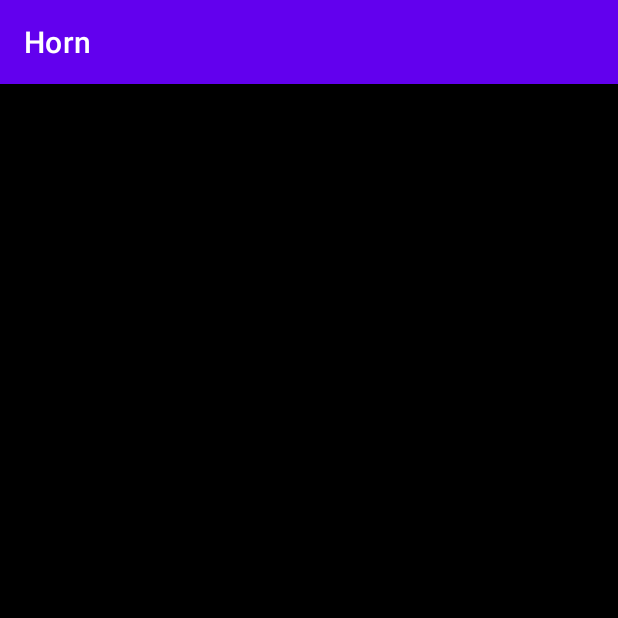
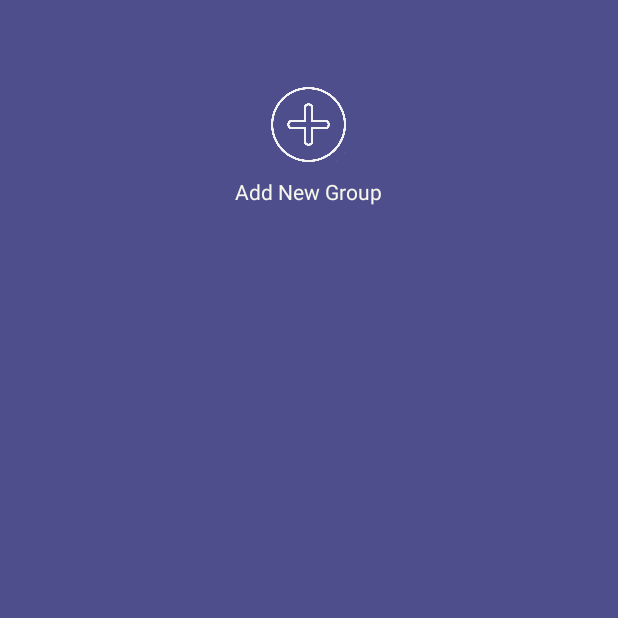
Before and after one commit to StratosMylonas/Horn, an Android app: the screen it shows after launch (MainActivity), on a phone screen of 412 x 824 dp, the top half of it. Run offline under Robolectric (Android 15) with nearby library versions, the phone set to English and light mode, and no system bars.

Commit message:
first day, added custom listView, local database, colors, themes and app logo

```diff
--- a/app/src/main/java/com/stratos/horn/MainActivity.java
+++ b/app/src/main/java/com/stratos/horn/MainActivity.java
@@ -1,14 +1,77 @@
 package com.stratos.horn;
 
+import androidx.appcompat.app.AlertDialog;
 import androidx.appcompat.app.AppCompatActivity;
 
+import android.database.Cursor;
+import android.database.sqlite.SQLiteDatabase;
+import android.graphics.Color;
+import android.graphics.drawable.ColorDrawable;
 import android.os.Bundle;
+import android.view.View;
+import android.view.Window;
+import android.widget.EditText;
+import android.widget.ImageButton;
+import android.widget.ListView;
+import android.widget.Toast;
+
+import java.util.Objects;
 
 public class MainActivity extends AppCompatActivity {
 
+    String[] groupName;
+
     @Override
     protected void onCreate(Bundle savedInstanceState) {
+        requestWindowFeature(Window.FEATURE_NO_TITLE);          //will hide the title
+        Objects.requireNonNull(getSupportActionBar()).hide();   //hide the title bar
+
         super.onCreate(savedInstanceState);
         setContentView(R.layout.activity_main);
+
+        //initialise local database, if not exists
+        SQLiteDatabase database = openOrCreateDatabase("escape_control", MODE_PRIVATE, null);
+        database.execSQL("CREATE TABLE IF NOT EXISTS Groups(id INT, group_name VARCHAR(20));");
+
+        Cursor cursor = database.rawQuery("SELECT group_name FROM Groups", null);
+        if (cursor.moveToFirst()){
+            groupName = cursor.getColumnNames();
+            GroupListAdapter adapter = new GroupListAdapter(this, groupName);
+            ListView groupList = findViewById(R.id.groupListView);
+            groupList.setAdapter(adapter);
+        }
+        else{
+            Toast.makeText(this, "Create your first group of friends", Toast.LENGTH_LONG).show();
+        }
+
+        ImageButton imageButton = findViewById(R.id.addNewGroup);
+        imageButton.setOnClickListener(v -> {
+            AlertDialog.Builder builder = new AlertDialog.Builder(MainActivity.this);
+            final View customLayout = getLayoutInflater().inflate(R.layout.add_new_group_layout, null);
+            final EditText editText = customLayout.findViewById(R.id.editTextGroupName);
+
+            builder.setView(customLayout);
+            builder.setCancelable(true);
+            builder.setPositiveButton("OK", (dialogInterface, i) -> {
+                sendDialogDataToActivity(editText.getText().toString(), database);
+                database.close();
+            });
+            builder.setNegativeButton("Cancel", (dialogInterface, i) -> {
+                database.close();
+            });
+
+            AlertDialog dialog = builder.create();
+            dialog.getWindow().setBackgroundDrawable(new ColorDrawable(Color.TRANSPARENT));
+            dialog.show();
+        });
+
+        cursor.close();
+    }
+
+    private void sendDialogDataToActivity(String data, SQLiteDatabase database){
+        if (data.length() > 0)
+            database.execSQL("INSERT INTO Groups (group_name) VALUES ('" + data + "')");
+        else
+            Toast.makeText(this, "Please enter a group name", Toast.LENGTH_SHORT).show();
     }
 }
--- /dev/null
+++ b/app/src/main/res/drawable/layout_bg.xml
@@ -0,0 +1,6 @@
+<?xml version="1.0" encoding="UTF-8"?>
+<shape xmlns:android="http://schemas.android.com/apk/res/android">
+    <solid android:color="#4D222222"/>
+    <corners android:radius="15dp"/>
+    <padding android:left="4dp" android:top="4dp" android:right="4dp" android:bottom="4dp"/>
+</shape>
--- a/app/src/main/res/layout/activity_main.xml
+++ b/app/src/main/res/layout/activity_main.xml
@@ -1,7 +1,34 @@
 <?xml version="1.0" encoding="utf-8"?>
-<androidx.constraintlayout.widget.ConstraintLayout xmlns:android="http://schemas.android.com/apk/res/android"
-    xmlns:tools="http://schemas.android.com/tools"
+<LinearLayout android:layout_height="match_parent"
     android:layout_width="match_parent"
-    android:layout_height="match_parent"
-    android:background="@color/black"
-    tools:context=".MainActivity" />
+    android:background="@color/horn"
+    android:orientation="vertical"
+    xmlns:android="http://schemas.android.com/apk/res/android">
+
+    <ListView
+        android:id="@+id/groupListView"
+        android:layout_width="match_parent"
+        android:layout_height="wrap_content"
+        android:layout_margin="4dp"/>
+
+    <ImageButton
+        android:id="@+id/addNewGroup"
+        android:layout_width="50dp"
+        android:layout_height="50dp"
+        android:layout_marginTop="50dp"
+        android:scaleType="centerCrop"
+        android:layout_gravity="center"
+        android:src="@drawable/add"
+        android:background="@color/horn"
+        android:contentDescription="@string/addNewGroupDesc"/>
+
+
+    <TextView
+        android:layout_width="wrap_content"
+        android:layout_height="wrap_content"
+        android:layout_marginTop="10dp"
+        android:text="@string/addNewGroupTxt"
+        android:textColor="@color/horn_light"
+        android:layout_gravity="center"/>
+
+</LinearLayout>
--- a/app/src/main/res/values-night/themes.xml
+++ b/app/src/main/res/values-night/themes.xml
@@ -2,13 +2,13 @@
     <!-- Base application theme. -->
     <style name="Theme.Horn" parent="Theme.MaterialComponents.DayNight.DarkActionBar">
         <!-- Primary brand color. -->
-        <item name="colorPrimary">@color/purple_200</item>
-        <item name="colorPrimaryVariant">@color/purple_700</item>
-        <item name="colorOnPrimary">@color/black</item>
+        <item name="colorPrimary">@color/horn</item>
+        <item name="colorPrimaryVariant">@color/horn</item>
+        <item name="colorOnPrimary">@color/horn_light</item>
         <!-- Secondary brand color. -->
-        <item name="colorSecondary">@color/teal_200</item>
-        <item name="colorSecondaryVariant">@color/teal_200</item>
-        <item name="colorOnSecondary">@color/black</item>
+        <item name="colorSecondary">@color/horn</item>
+        <item name="colorSecondaryVariant">@color/horn</item>
+        <item name="colorOnSecondary">@color/horn_light</item>
         <!-- Status bar color. -->
         <item name="android:statusBarColor" tools:targetApi="l">?attr/colorPrimaryVariant</item>
         <!-- Customize your theme here. -->
--- a/app/src/main/res/values/colors.xml
+++ b/app/src/main/res/values/colors.xml
@@ -1,10 +1,9 @@
 <?xml version="1.0" encoding="utf-8"?>
 <resources>
-    <color name="purple_200">#FFBB86FC</color>
-    <color name="purple_500">#FF6200EE</color>
-    <color name="purple_700">#FF3700B3</color>
-    <color name="teal_200">#FF03DAC5</color>
-    <color name="teal_700">#FF018786</color>
     <color name="black">#FF000000</color>
     <color name="white">#FFFFFFFF</color>
+    <color name="horn">#FF4e4e8c</color>
+    <color name="horn_light">#FFf6f6ed</color>
+    <color name="horn_light_shade">#BABAB3</color>
+    <color name="horn_dark">#3B3B68</color>
 </resources>
--- a/app/src/main/res/values/strings.xml
+++ b/app/src/main/res/values/strings.xml
@@ -1,3 +1,11 @@
 <resources>
     <string name="app_name">Horn</string>
+
+<!--  Main Activity  -->
+    <string name="addNewGroupTxt">Add New Group</string>
+    <string name="addNewGroupDesc">Add New Group</string>
+    <string name="groupName">Group Name</string>
+    <string name="groupStatus">Group Status</string>
+    <string name="addNewGroupName">Group Name</string>
+    <string name="addNewGroupAutofillHint">eg. Wolves</string>
 </resources>
--- a/app/src/main/res/values/themes.xml
+++ b/app/src/main/res/values/themes.xml
@@ -2,13 +2,13 @@
     <!-- Base application theme. -->
     <style name="Theme.Horn" parent="Theme.MaterialComponents.DayNight.DarkActionBar">
         <!-- Primary brand color. -->
-        <item name="colorPrimary">@color/purple_500</item>
-        <item name="colorPrimaryVariant">@color/purple_700</item>
-        <item name="colorOnPrimary">@color/white</item>
+        <item name="colorPrimary">@color/horn</item>
+        <item name="colorPrimaryVariant">@color/horn</item>
+        <item name="colorOnPrimary">@color/horn_light</item>
         <!-- Secondary brand color. -->
-        <item name="colorSecondary">@color/teal_200</item>
-        <item name="colorSecondaryVariant">@color/teal_700</item>
-        <item name="colorOnSecondary">@color/black</item>
+        <item name="colorSecondary">@color/horn</item>
+        <item name="colorSecondaryVariant">@color/horn</item>
+        <item name="colorOnSecondary">@color/horn_light</item>
         <!-- Status bar color. -->
         <item name="android:statusBarColor" tools:targetApi="l">?attr/colorPrimaryVariant</item>
         <!-- Customize your theme here. -->
```
Also changed, not shown: app/src/main/java/com/stratos/horn/GroupListAdapter.java (added, +33 -0 lines), app/src/main/res/layout/add_new_group_layout.xml (added, +29 -0 lines), app/src/main/res/layout/group_list_item.xml (added, +28 -0 lines), app/src/main/res/drawable/add.png (added), app/src/main/res/drawable/horn_logo.png.
